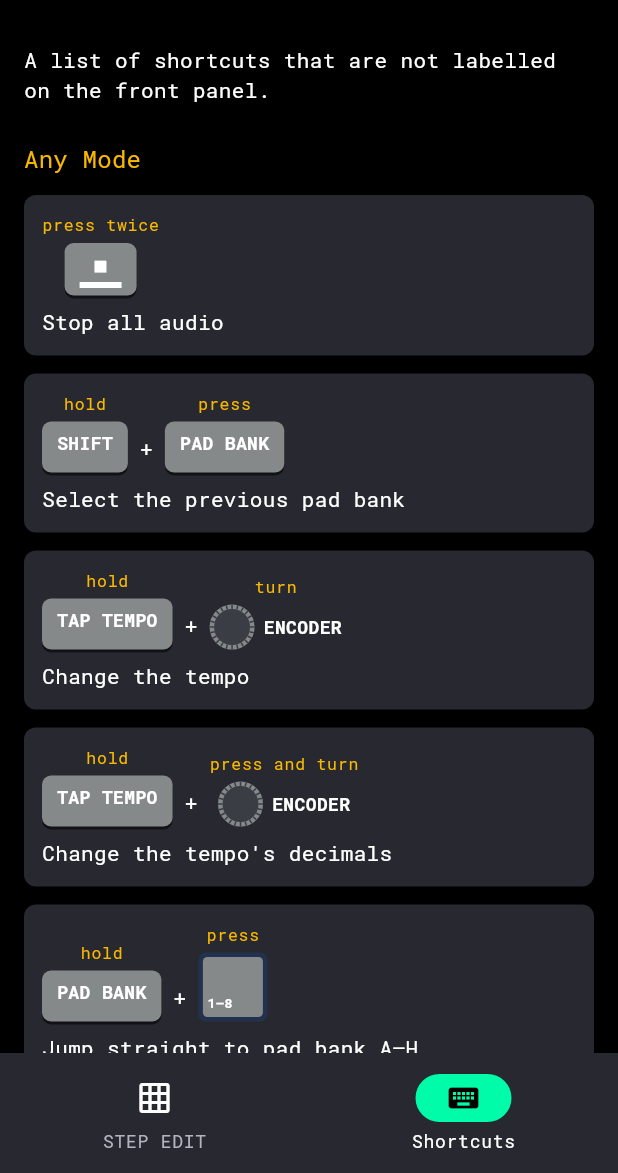
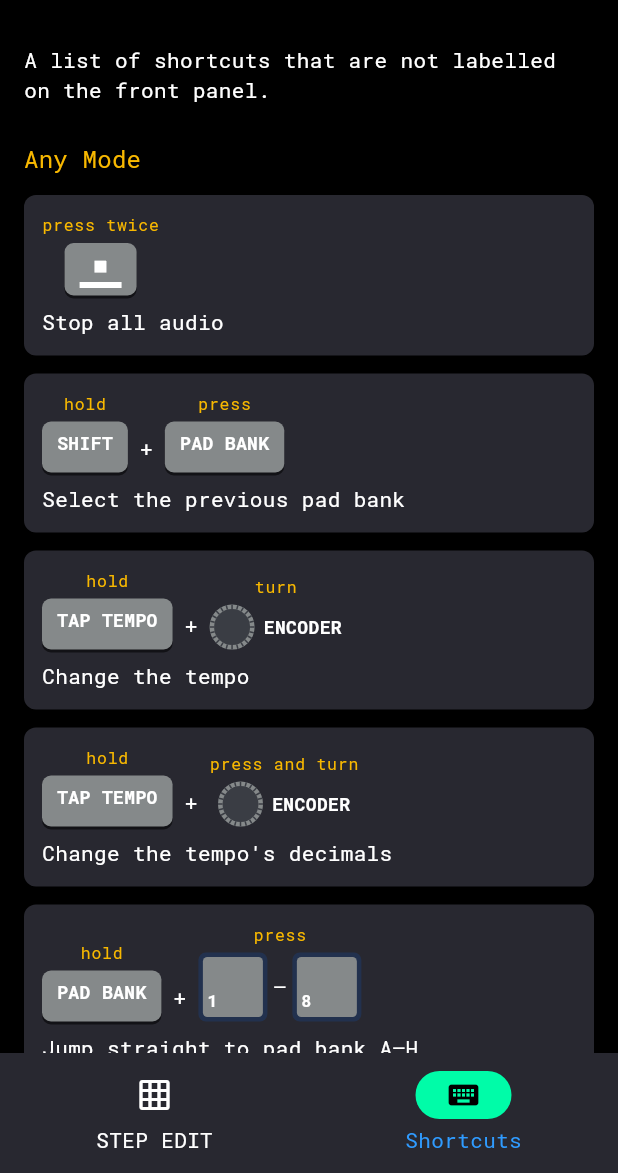
Before and after one commit to tomphp/mpc-sample-helper, a Flutter app: the screen it shows after launch, item 2 of the bottom bar chosen, on a phone screen of 412 x 824 dp, the part 63-1236 px from its top. Run offline on Flutter 3.47's test engine with Material 3 defaults, Android fonts, the phone set to English and light mode, and no system bars; our stand-ins replace yaml.

Commit message:
Fix code review findings for the Shortcuts Tool
- Selected tab is blue; headings and field labels are amber via the
  theme's text styles instead of per-widget overrides
- All screen colours live in DevicePalette
- Shortcut data rejects unknown keys and non-text conditions; the
  condition key is now "condition", matching the glossary
- Pad ranges are drawn as first and last pad; knobs take their Control
- Shared separator helper and simpler enum lookups

Co-Authored-By: Claude Opus 5.5 <noreply@anthropic.com>

```diff
--- a/lib/app/keycap.dart
+++ b/lib/app/keycap.dart
@@ -3,7 +3,7 @@ import 'dart:math' as math;
 import 'package:flutter/material.dart';
 
 import '../model/model.dart';
-import 'theme.dart';
+import 'separated.dart';
 
 /// Front-panel colours from the User Guide's hardware drawing.
 abstract final class _Panel {
@@ -12,7 +12,6 @@ abstract final class _Panel {
   static const orangeButton = Color(0xFFFF5001);
   static const redStripe = Color(0xFFCD1433);
   static const greenStripe = Color(0xFF64BB46);
-  static const pad = Color(0xFF85898A);
   static const padWell = Color(0xFF22314E);
   static const knob = Color(0xFF3A3D44);
   static const functionButton = Color(0xFF2C2C34);
@@ -30,11 +29,7 @@ class Keycap extends StatelessWidget {
     return Column(
       mainAxisSize: MainAxisSize.min,
       children: [
-        Text(
-          step.action.word,
-          style: Theme.of(context).textTheme.labelSmall!
-              .copyWith(color: HelperColors.of(context).label),
-        ),
+        Text(step.action.word, style: Theme.of(context).textTheme.labelSmall),
         const SizedBox(height: 4),
         _ControlDrawing(step.control),
       ],
@@ -51,32 +46,43 @@ class _ControlDrawing extends StatelessWidget {
   Widget build(BuildContext context) => switch (control) {
     SingleControl(:final control) => switch (control.kind) {
       ControlKind.button => _Button(control),
-      ControlKind.knob => _Knob(control.label),
-      ControlKind.encoder => _Knob(control.label, encoder: true),
+      ControlKind.knob || ControlKind.encoder => _Knob(control),
       ControlKind.fader => _Fader(control.label),
       ControlKind.functionButton => _FunctionButton(control.label),
       ControlKind.pad => _Pad(label: control.label),
     },
     Pad(:final number) => _Pad(label: '$number'),
     AnyPad() => const _Pad(label: 'any'),
-    PadRange(:final first, :final last) => _Pad(label: '$first–$last'),
+    PadRange(:final first, :final last) => Row(
+      mainAxisSize: MainAxisSize.min,
+      children: separated([
+        _Pad(label: '$first'),
+        _Pad(label: '$last'),
+      ], const _Separator('–')),
+    ),
     ControlChoice(:final options) => Row(
       mainAxisSize: MainAxisSize.min,
-      children: [
-        for (final (index, option) in options.indexed) ...[
-          if (index > 0)
-            const Padding(
-              padding: EdgeInsets.symmetric(horizontal: 4),
-              child: Text('/'),
-            ),
-          _ControlDrawing(option),
-        ],
-      ],
+      children: separated([
+        for (final option in options) _ControlDrawing(option),
+      ], const _Separator('/')),
     ),
   };
 }
 
-const _labelStyle = TextStyle(
+class _Separator extends StatelessWidget {
+  const _Separator(this.text);
+
+  final String text;
+
+  @override
+  Widget build(BuildContext context) => Padding(
+    padding: const EdgeInsets.symmetric(horizontal: 4),
+    child: Text(text),
+  );
+}
+
+/// The white text printed on Controls.
+const _printedLabelStyle = TextStyle(
   color: Colors.white,
   fontWeight: FontWeight.bold,
   fontSize: 12,
@@ -114,7 +120,7 @@ class _Button extends StatelessWidget {
       child: Column(
         mainAxisSize: MainAxisSize.min,
         children: [
-          Text(control.label, style: _labelStyle),
+          Text(control.label, style: _printedLabelStyle),
           if (stripe != null) ...[
             const SizedBox(height: 3),
             Container(width: 28, height: 4, color: stripe),
@@ -145,12 +151,14 @@ class _Pad extends StatelessWidget {
         alignment: Alignment.bottomLeft,
         padding: const EdgeInsets.all(3),
         decoration: BoxDecoration(
-          color: _Panel.pad,
+          color: _Panel.greyButton,
           borderRadius: BorderRadius.circular(3),
         ),
         child: Text(
           label,
-          style: _labelStyle.copyWith(fontSize: label.length > 2 ? 9 : 11),
+          style: _printedLabelStyle.copyWith(
+            fontSize: label.length > 2 ? 9 : 11,
+          ),
         ),
       ),
     );
@@ -159,13 +167,13 @@ class _Pad extends StatelessWidget {
 
 /// K1–K3 as small knobs, the ENCODER as a larger knurled one.
 class _Knob extends StatelessWidget {
-  const _Knob(this.label, {this.encoder = false});
+  const _Knob(this.control);
 
-  final String label;
-  final bool encoder;
+  final Control control;
 
   @override
   Widget build(BuildContext context) {
+    final encoder = control.kind == ControlKind.encoder;
     final size = encoder ? 30.0 : 24.0;
     return Row(
       mainAxisSize: MainAxisSize.min,
@@ -175,7 +183,7 @@ class _Knob extends StatelessWidget {
           painter: _KnobPainter(encoder: encoder),
         ),
         const SizedBox(width: 6),
-        Text(label, style: _labelStyle),
+        Text(control.label, style: _printedLabelStyle),
       ],
     );
   }
@@ -253,7 +261,7 @@ class _Fader extends StatelessWidget {
           ),
         ),
         const SizedBox(width: 6),
-        Text(label, style: _labelStyle),
+        Text(label, style: _printedLabelStyle),
       ],
     );
   }
@@ -274,7 +282,7 @@ class _FunctionButton extends StatelessWidget {
         borderRadius: BorderRadius.circular(20),
         border: Border.all(color: _Panel.greyButton),
       ),
-      child: Text(label, style: _labelStyle),
+      child: Text(label, style: _printedLabelStyle),
     );
   }
 }
--- /dev/null
+++ b/lib/app/separated.dart
@@ -0,0 +1,9 @@
+import 'package:flutter/widgets.dart';
+
+/// [widgets] with [separator] between each neighbouring pair.
+List<Widget> separated(List<Widget> widgets, Widget separator) => [
+  for (final (index, widget) in widgets.indexed) ...[
+    if (index > 0) separator,
+    widget,
+  ],
+];
--- a/lib/app/shortcuts_tool.dart
+++ b/lib/app/shortcuts_tool.dart
@@ -2,6 +2,7 @@ import 'package:flutter/material.dart';
 
 import '../model/model.dart';
 import 'keycap.dart';
+import 'separated.dart';
 import 'theme.dart';
 
 /// Shortcuts grouped by Mode, read from the bundled Shortcut data file.
@@ -43,11 +44,7 @@ class _ShortcutsToolState extends State<ShortcutsTool> {
             ),
           for (final mode in snapshot.data ?? const <ShortcutMode>[]) ...[
             const SizedBox(height: 24),
-            Text(
-              mode.name,
-              style: Theme.of(context).textTheme.titleMedium!
-                  .copyWith(color: HelperColors.of(context).label),
-            ),
+            Text(mode.name, style: Theme.of(context).textTheme.titleMedium),
             for (final shortcut in mode.shortcuts)
               _ShortcutEntry(shortcut: shortcut),
           ],
@@ -69,7 +66,7 @@ class _ShortcutEntry extends StatelessWidget {
       margin: const EdgeInsets.only(top: 12),
       padding: const EdgeInsets.all(12),
       decoration: BoxDecoration(
-        color: DevicePalette.surface,
+        color: Theme.of(context).colorScheme.surfaceContainerHigh,
         borderRadius: BorderRadius.circular(8),
       ),
       child: Column(
@@ -79,16 +76,13 @@ class _ShortcutEntry extends StatelessWidget {
             spacing: 8,
             runSpacing: 8,
             crossAxisAlignment: WrapCrossAlignment.end,
-            children: [
-              for (final (index, step) in shortcut.gesture.indexed) ...[
-                if (index > 0)
-                  const Padding(
-                    padding: EdgeInsets.only(bottom: 6),
-                    child: Text('+'),
-                  ),
-                Keycap(step: step),
-              ],
-            ],
+            children: separated(
+              [for (final step in shortcut.gesture) Keycap(step: step)],
+              const Padding(
+                padding: EdgeInsets.only(bottom: 6),
+                child: Text('+'),
+              ),
+            ),
           ),
           if (shortcut.condition case final condition?) ...[
             const SizedBox(height: 8),
--- a/lib/app/theme.dart
+++ b/lib/app/theme.dart
@@ -3,8 +3,11 @@ import 'package:flutter/material.dart';
 /// Colours taken from the MPC Sample's screen.
 abstract final class DevicePalette {
   static const black = Color(0xFF000000);
+  static const nearBlack = Color(0xFF14141A);
+  static const darkSurface = Color(0xFF1C1C22);
   static const surface = Color(0xFF282830);
   static const white = Color(0xFFFFFFFF);
+  static const mutedWhite = Color(0xFFB4B4BE);
   static const amber = Color(0xFFF8B800);
   static const crimson = Color(0xFFD81048);
   static const blue = Color(0xFF2F9BFF);
@@ -16,13 +19,10 @@ abstract final class DevicePalette {
 /// App colours beyond the Material scheme.
 @immutable
 class HelperColors extends ThemeExtension<HelperColors> {
-  const HelperColors({required this.highlight, required this.label});
+  const HelperColors({required this.highlight});
 
   /// Marks Inexact Positions and the current Q.
   final Color highlight;
-
-  /// Field labels and headings.
-  final Color label;
 
   static HelperColors of(BuildContext context) =>
       Theme.of(context).extension<HelperColors>()!;
@@ -32,21 +32,19 @@ class HelperColors extends ThemeExtension<HelperColors> {
       TextStyle(color: highlight, fontWeight: FontWeight.bold);
 
   @override
-  HelperColors copyWith({Color? highlight, Color? label}) => HelperColors(
-    highlight: highlight ?? this.highlight,
-    label: label ?? this.label,
-  );
+  HelperColors copyWith({Color? highlight}) =>
+      HelperColors(highlight: highlight ?? this.highlight);
 
   @override
   HelperColors lerp(HelperColors? other, double t) => other == null
       ? this
-      : HelperColors(
-          highlight: Color.lerp(highlight, other.highlight, t)!,
-          label: Color.lerp(label, other.label, t)!,
-        );
+      : HelperColors(highlight: Color.lerp(highlight, other.highlight, t)!);
 }
 
 /// The app's only theme: always dark, like the device's screen.
+///
+/// Headings and field labels (the title and label text styles) are amber,
+/// so widgets get the colour by using those styles.
 ThemeData buildTheme() {
   const scheme = ColorScheme.dark(
     primary: DevicePalette.blue,
@@ -56,22 +54,35 @@ ThemeData buildTheme() {
     error: DevicePalette.crimson,
     surface: DevicePalette.black,
     onSurface: DevicePalette.white,
-    onSurfaceVariant: Color(0xFFB4B4BE),
+    onSurfaceVariant: DevicePalette.mutedWhite,
     surfaceContainerLowest: DevicePalette.black,
-    surfaceContainerLow: Color(0xFF14141A),
-    surfaceContainer: Color(0xFF1C1C22),
+    surfaceContainerLow: DevicePalette.nearBlack,
+    surfaceContainer: DevicePalette.darkSurface,
     surfaceContainerHigh: DevicePalette.surface,
     surfaceContainerHighest: DevicePalette.surface,
     outline: DevicePalette.grey,
     outlineVariant: DevicePalette.dimGrey,
   );
-  const labelStyle = TextStyle(color: DevicePalette.amber);
+  const fieldLabel = InputDecorationTheme(
+    labelStyle: TextStyle(color: DevicePalette.amber),
+    floatingLabelStyle: TextStyle(color: DevicePalette.amber),
+  );
 
-  return ThemeData(
-    colorScheme: scheme,
-    fontFamily: 'RobotoMono',
+  final base = ThemeData(colorScheme: scheme, fontFamily: 'RobotoMono');
+  return base.copyWith(
     scaffoldBackgroundColor: DevicePalette.black,
     dividerColor: DevicePalette.dimGrey,
+    textTheme: base.textTheme.copyWith(
+      titleMedium: base.textTheme.titleMedium!.copyWith(
+        color: DevicePalette.amber,
+      ),
+      titleSmall: base.textTheme.titleSmall!.copyWith(
+        color: DevicePalette.amber,
+      ),
+      labelSmall: base.textTheme.labelSmall!.copyWith(
+        color: DevicePalette.amber,
+      ),
+    ),
     appBarTheme: const AppBarTheme(
       backgroundColor: DevicePalette.black,
       foregroundColor: DevicePalette.white,
@@ -86,22 +97,18 @@ ThemeData buildTheme() {
               : DevicePalette.white,
         ),
       ),
-    ),
-    inputDecorationTheme: const InputDecorationTheme(
-      labelStyle: labelStyle,
-      floatingLabelStyle: labelStyle,
-    ),
-    dropdownMenuTheme: const DropdownMenuThemeData(
-      inputDecorationTheme: InputDecorationTheme(
-        labelStyle: labelStyle,
-        floatingLabelStyle: labelStyle,
+      labelTextStyle: WidgetStateProperty.resolveWith(
+        (states) => base.textTheme.labelMedium!.copyWith(
+          color: states.contains(WidgetState.selected)
+              ? DevicePalette.blue
+              : DevicePalette.white,
+        ),
       ),
     ),
-    extensions: const [
-      HelperColors(
-        highlight: DevicePalette.crimson,
-        label: DevicePalette.amber,
-      ),
-    ],
+    inputDecorationTheme: fieldLabel,
+    dropdownMenuTheme: const DropdownMenuThemeData(
+      inputDecorationTheme: fieldLabel,
+    ),
+    extensions: const [HelperColors(highlight: DevicePalette.crimson)],
   );
 }
--- a/lib/model/control.dart
+++ b/lib/model/control.dart
@@ -66,12 +66,8 @@ enum Control {
   /// or a word for those printed as symbols.
   String get reference => symbolName ?? label;
 
-  static Control? byReference(String reference) {
-    for (final control in values) {
-      if (control.reference == reference) return control;
-    }
-    return null;
-  }
+  static Control? byReference(String reference) =>
+      values.where((control) => control.reference == reference).firstOrNull;
 }
 
 /// Which Control (or pad) a Gesture step acts on.
--- a/lib/model/shortcut.dart
+++ b/lib/model/shortcut.dart
@@ -18,12 +18,8 @@ enum GestureAction {
   /// How the Shortcut data file and the app write this action.
   final String word;
 
-  static GestureAction? byWord(String word) {
-    for (final action in values) {
-      if (action.word == word) return action;
-    }
-    return null;
-  }
+  static GestureAction? byWord(String word) =>
+      values.where((action) => action.word == word).firstOrNull;
 }
 
 /// One action on one Control.
@@ -80,10 +76,11 @@ List<ShortcutMode> parseShortcuts(String yaml) {
 
 ShortcutMode _parseMode(int number, Object? mode) {
   final name = mode is YamlMap ? mode['mode'] : null;
-  if (name is! String || name.trim().isEmpty) {
+  if (mode is! YamlMap || name is! String || name.trim().isEmpty) {
     throw ShortcutDataException('Mode $number has no name');
   }
-  final shortcuts = mode is YamlMap ? mode['shortcuts'] : null;
+  _checkKeys('Mode "$name"', mode, const {'mode', 'shortcuts'});
+  final shortcuts = mode['shortcuts'];
   if (shortcuts is! YamlList) {
     throw ShortcutDataException('Mode "$name" has no "shortcuts" list');
   }
@@ -97,6 +94,7 @@ Shortcut _parseShortcut(String where, Object? shortcut) {
   if (shortcut is! YamlMap) {
     throw ShortcutDataException('$where: expected gesture and effect');
   }
+  _checkKeys(where, shortcut, const {'gesture', 'condition', 'effect'});
   final effect = shortcut['effect'];
   if (effect is! String || effect.trim().isEmpty) {
     throw ShortcutDataException('$where: missing effect');
@@ -105,12 +103,24 @@ Shortcut _parseShortcut(String where, Object? shortcut) {
   if (steps is! YamlList || steps.isEmpty) {
     throw ShortcutDataException('$where: empty gesture');
   }
-  final condition = shortcut['when'];
+  final condition = shortcut['condition'];
+  if (condition != null && condition is! String) {
+    throw ShortcutDataException('$where: condition must be text');
+  }
   return Shortcut(
     gesture: [for (final step in steps) _parseStep(where, step)],
-    condition: condition is String ? condition : null,
+    condition: condition as String?,
     effect: effect,
   );
+}
+
+/// Rejects misspelt keys, which would otherwise be silently ignored.
+void _checkKeys(String where, YamlMap map, Set<String> allowed) {
+  for (final key in map.keys) {
+    if (!allowed.contains(key)) {
+      throw ShortcutDataException('$where: unknown key "$key"');
+    }
+  }
 }
 
 GestureStep _parseStep(String where, Object? step) {
```
Also changed, not shown: assets/shortcuts.yaml (+7 -6 lines), lib/app/standard_steps_table.dart (+1 -6 lines), lib/app/step_edit_tool.dart (+1 -6 lines), 3 other files.
